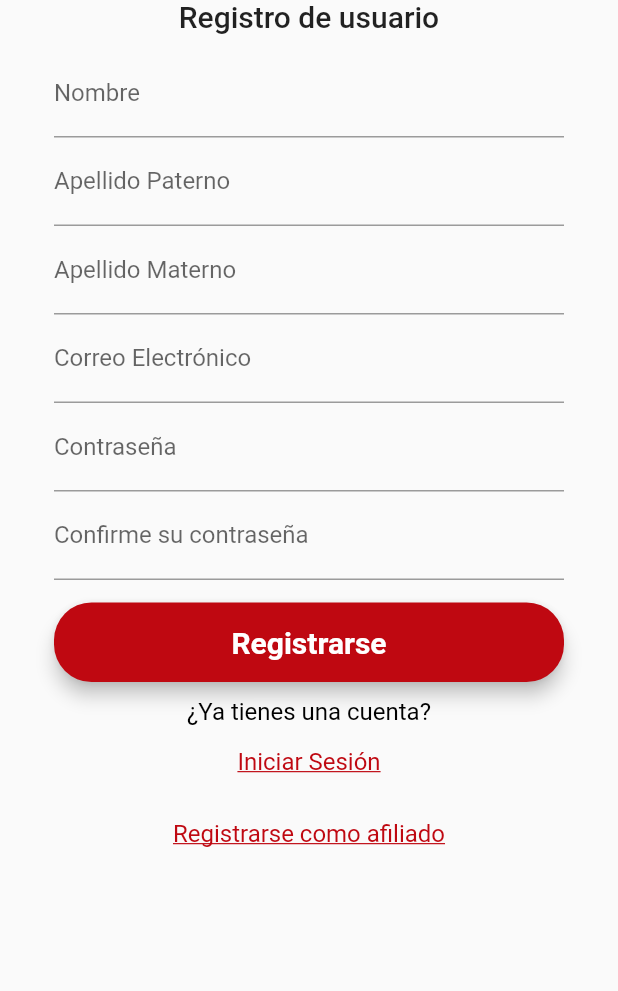
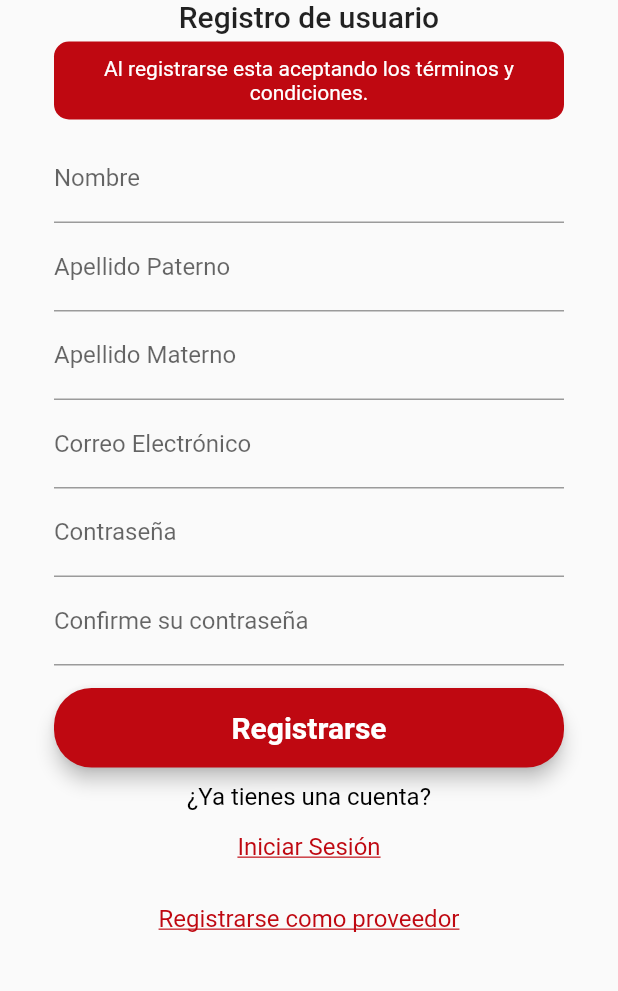
Before and after one commit to joelquispe/ttaapppublic, a Flutter app: the RegisterPage screen opened by its route, on a phone screen of 412 x 824 dp, the part 167-1158 px from its top. Run offline on Flutter 3.47's test engine with Material 2 defaults, Android fonts, the phone set to English and light mode, and no system bars; our stand-ins replace carousel_slider, cloud_firestore, connectivity, cool_alert, dotted_border, firebase_auth and 13 more; missing offline and left inert: advance_pdf_viewer, flutter_facebook_auth, google_maps_place_picker, map_launcher, mapbox_gl and 2 more; accounts and stored records are empty.

```diff
--- a/lib/components/afiliados_slider.dart
+++ b/lib/components/afiliados_slider.dart
@@ -68,7 +68,8 @@ class _AfiliadosCarouselState extends State<AfiliadosCarousel> {
         child: Text("Aún no se han registrado afiliados en esta categoría"),
       );
     }
-    return CarouselSlider(
+    return SingleChildScrollView(
+          child: CarouselSlider(
         items: afiliados.map((a) {
           return Builder(
             builder: (BuildContext context) {
@@ -88,6 +89,7 @@ class _AfiliadosCarouselState extends State<AfiliadosCarousel> {
           autoPlayCurve: Curves.fastOutSlowIn,
           enlargeCenterPage: false,
           scrollDirection: Axis.horizontal,
+        ),
       ),
     );
   }
--- a/lib/menu.dart
+++ b/lib/menu.dart
@@ -71,7 +71,7 @@ class _MenuBarState extends State<MenuBar> {
                     _buidIsUsuarioNormal()?
                         ListTile(
                           leading: const Icon(FontAwesomeIcons.carAlt, size: 20),
-                          title: Text("Vehiculos"),
+                          title: Text("Vehículos"),
                           onTap: () {
                             Navigator.pushNamed(context, listaVehiculosRoute,arguments: ListaVehiculosArgs(preferences.email, true));
                           }
@@ -81,7 +81,7 @@ class _MenuBarState extends State<MenuBar> {
                     :Container(child: null,),
                     ListTile(
                       leading: const Icon(Icons.pages, size: 20),
-                      title: Text("Terminos y condiciones"),
+                      title: Text("Términos y condiciones"),
                       onTap: () => {
                         Navigator.pushNamed(context, terminosCondicionesRoute)
                       },
--- a/lib/models/afiliado_model.dart
+++ b/lib/models/afiliado_model.dart
@@ -29,6 +29,7 @@ class Afiliado {
     this.latitud,
     this.longitud,
     this.ubicacion,
+    this.descripcion
   });
 
   String id;
@@ -46,6 +47,7 @@ class Afiliado {
   double latitud;
   double longitud;
   String ubicacion;
+  String descripcion;
 
   static Api api = new Api('afiliados');
 
@@ -65,6 +67,7 @@ class Afiliado {
         latitud: double.parse(json["latitud"].toString()) ,
         longitud: double.parse(json["longitud"].toString()),
         ubicacion: json["ubicacion"],
+        descripcion: json["descripcion"]
       );
 
   factory Afiliado.fromMap(Map<String, dynamic> json, String id) => Afiliado(
@@ -83,6 +86,7 @@ class Afiliado {
         latitud: double.parse(json["latitud"].toString()) ,
         longitud: double.parse(json["longitud"].toString()),
         ubicacion: json["ubicacion"],
+        descripcion: json["descripcion"]
       );
   Map<String, dynamic> toJson() => {
         "id": id,
@@ -100,6 +104,7 @@ class Afiliado {
         "latitud": latitud,
         "longitud": longitud,
         "ubicacion": ubicacion,
+        "descripcion": descripcion,
       };
 
   static Future<Afiliado> getById(String id) async {
--- a/lib/pages/afiliados/afiliados_home.dart
+++ b/lib/pages/afiliados/afiliados_home.dart
@@ -159,6 +159,10 @@ class _AfiliadosHomeState extends State<AfiliadosHome> {
             children: [
               _rating2(afiliado.rating, afiliado.total),
               _row(
+                Icon(Icons.book, color: kBaseColor),
+                afiliado.descripcion,
+              ),
+              _row(
                 Icon(Icons.store, color: kBaseColor),
                 afiliado.nombre,
               ),
@@ -166,6 +170,7 @@ class _AfiliadosHomeState extends State<AfiliadosHome> {
                 Icon(Icons.phone, color: kBaseColor),
                 afiliado.telefono,
               ),
+
               _row(
                 Icon(Icons.place, color: kBaseColor),
                 afiliado.ubicacion,
--- a/lib/pages/login_page.dart
+++ b/lib/pages/login_page.dart
@@ -223,7 +223,7 @@ class _LoginPageState extends State<LoginPage> {
         mainAxisAlignment: MainAxisAlignment.end,
         children: <Widget>[
           MaterialButton(
-            child: Text("Olvide mi contraseña",
+            child: Text("Olvidé mi contraseña",
                 style: Theme.of(context)
                     .textTheme
                     .caption
@@ -276,7 +276,7 @@ class _LoginPageState extends State<LoginPage> {
           mainAxisAlignment: MainAxisAlignment.center,
           children: <Widget>[
             Text(
-              "¿Aun no tienes cuenta?",
+              "¿Aún no tienes cuenta?",
               style: Theme.of(context)
                   .textTheme
                   .subtitle1
--- a/lib/pages/register_page.dart
+++ b/lib/pages/register_page.dart
@@ -7,6 +7,7 @@ import 'package:places_app/models/usuario_model.dart';
 import 'package:places_app/pages/afiliados/registro_afiliacion.dart';
 import 'package:places_app/pages/register_extra_page.dart';
 import 'package:places_app/providers/push_notification_provider.dart';
+import 'package:places_app/routes/constantes.dart';
 import 'package:places_app/shared/user_preferences.dart';
 
 import '../const/const.dart';
@@ -75,7 +76,8 @@ class _RegisterPageState extends State<RegisterPage> {
             await usuario.save(_emailController.text);
             preferences.email = _emailController.text.toLowerCase();
             preferences.tipoUsuario = "afiliado";
-            Navigator.push(context,MaterialPageRoute(builder: (context) => RegistroAfiliacion()));
+            Navigator.push(context,
+                MaterialPageRoute(builder: (context) => RegistroAfiliacion()));
           } else {
             Usuario usuario = new Usuario(
                 tipoUsuario: "normal",
@@ -91,12 +93,15 @@ class _RegisterPageState extends State<RegisterPage> {
             await usuario.save(_emailController.text);
             preferences.email = _emailController.text.toLowerCase();
             preferences.tipoUsuario = "normal";
-            success(context, "Registro de Usuario", "Su registro ha sido exitoso",false,
-                f: () {
-              Navigator.push(context,MaterialPageRoute(builder: (context) => RegisterExtraPage(_emailController.text,true)));
+            success(context, "Registro de Usuario",
+                "Su registro ha sido exitoso", false, f: () {
+              Navigator.push(
+                  context,
+                  MaterialPageRoute(
+                      builder: (context) =>
+                          RegisterExtraPage(_emailController.text, true)));
             });
           }
-
         }
       }
     } catch (e) {
@@ -347,8 +352,7 @@ class _RegisterPageState extends State<RegisterPage> {
           children: <Widget>[
             MaterialButton(
               onPressed: () {
-                Navigator.of(context)
-                    .popUntil(ModalRoute.withName("login"));
+                Navigator.pushReplacementNamed(context, loginRoute);
               },
               child: Text(
                 "Iniciar Sesión",
@@ -366,7 +370,9 @@ class _RegisterPageState extends State<RegisterPage> {
               });
             },
             child: Text(
-              !isAfiliado ? "Registrarse como afiliado" : "Registro normal",
+              !isAfiliado
+                  ? "Registrarse como proveedor"
+                  : "Registrarse como cliente",
               style: Theme.of(context).textTheme.subtitle1.copyWith(
                     color: kBaseColor,
                     decoration: TextDecoration.underline,
@@ -390,16 +396,24 @@ class _RegisterPageState extends State<RegisterPage> {
                 child: Column(
                   mainAxisAlignment: MainAxisAlignment.center,
                   children: <Widget>[
+
                     logo,
                     !isAfiliado
-                        ? Text(
+                        ? Column(
+                          children: [
+                            Text(
                                 "Registro de usuario",
                                 style: TextStyle(
                                   color: Colors.black87,
                                   fontSize: 20.0,
                                   fontWeight: FontWeight.w500,
                                 ),
+
+                              ),
+                              leyendaterminos()
+                          ],
                         )
+
                         : Column(
                             children: [
                               Text(
@@ -412,13 +426,14 @@ class _RegisterPageState extends State<RegisterPage> {
                               ),
                               SizedBox(height: 10.0),
                               Text(
-                                "Registro de usuario afiliado",
+                                "Registro de usuario proveedor",
                                 style: TextStyle(
                                   color: Colors.black87,
                                   fontSize: 20.0,
                                   fontWeight: FontWeight.w500,
                                 ),
                               ),
+                              leyendaterminos()
                             ],
                           ),
                     fields,
@@ -428,6 +443,31 @@ class _RegisterPageState extends State<RegisterPage> {
               ),
             ),
           ],
+        ),
+      ),
+    );
+  }
+
+  Widget leyendaterminos() {
+    return Container(
+      width: 500,
+      margin: EdgeInsets.only(top: 5),
+      decoration: BoxDecoration(
+          color: kBaseColor,
+          borderRadius: BorderRadius.all(Radius.circular(10))),
+      child: Padding(
+        padding: EdgeInsets.only(left: 10, right: 10, top: 10, bottom: 10),
+        child: Center(
+          child: Column(
+            children: [
+              Center(
+                  child: Text(
+                "Al registrarse esta aceptando los términos y condiciones.",
+                style: TextStyle(color: Colors.white),
+                textAlign: TextAlign.center,
+              )),
+            ],
+          ),
         ),
       ),
     );
--- a/pubspec.yaml
+++ b/pubspec.yaml
@@ -15,7 +15,7 @@ publish_to: "none" # Remove this line if you wish to publish to pub.dev
 # In iOS, build-name is used as CFBundleShortVersionString while build-number used as CFBundleVersion.
 # Read more about iOS versioning at
 # https://developer.apple.com/library/archive/documentation/General/Reference/InfoPlistKeyReference/Articles/CoreFoundationKeys.html
-version: 1.0.0+1
+version: 1.0.8+1
 
 environment:
   sdk: ">=2.7.0 <3.0.0"
```
Also changed, not shown: lib/models/vehiculo_model.dart (+13 -5 lines), lib/pages/afiliados/registro_afiliacion.dart (+14 -2 lines), lib/pages/register_extra_page.dart (+16 -2 lines), 1 other file. Lines whose indentation alone changed are shown as unchanged.
